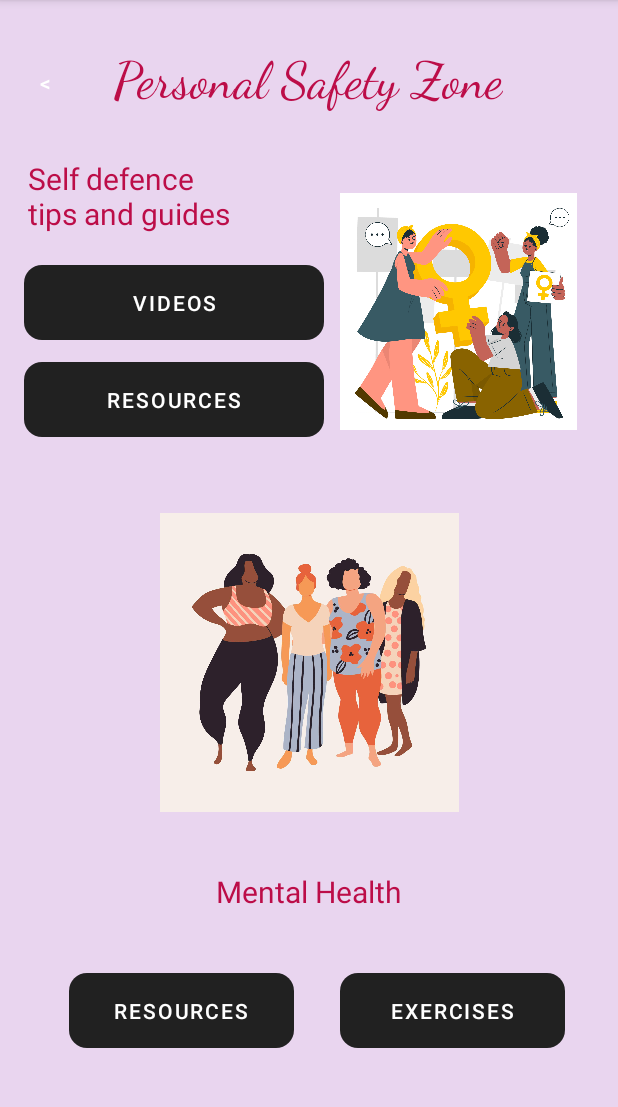
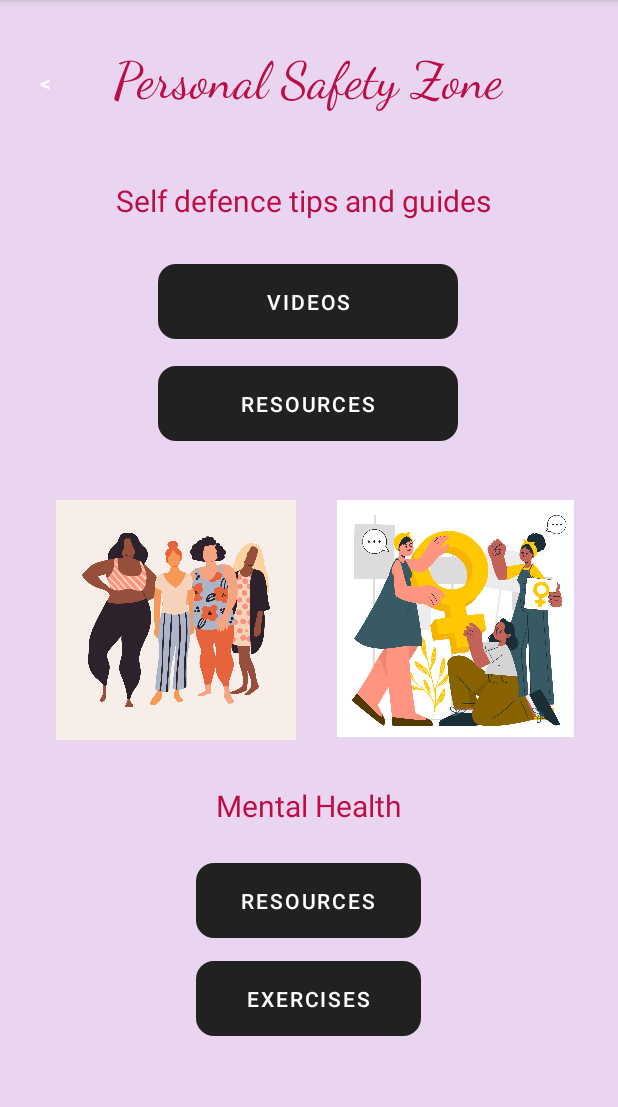
Before and after one commit to AshPremas/HERizon, an Android app built with Jetpack Compose: the Personalsafety screen opened directly, with no data from a screen before it, on a phone screen of 412 x 824 dp, the part 84-1191 px from its top. Run offline under Robolectric (Android 15) with nearby library versions, the phone set to English and light mode, and no system bars.

Commit message:
Update activity_personalsafety.xml
fix the personal zone layout

```diff
--- a/app/src/main/res/layout/activity_personalsafety.xml
+++ b/app/src/main/res/layout/activity_personalsafety.xml
@@ -25,17 +25,17 @@
 
     <TextView
         android:id="@+id/textView10"
-        android:layout_width="147dp"
-        android:layout_height="57dp"
+        android:layout_width="255dp"
+        android:layout_height="46dp"
         android:text="Self defence tips and guides"
         android:textColor="#BC0D48"
         android:textSize="20sp"
         app:layout_constraintBottom_toBottomOf="parent"
         app:layout_constraintEnd_toEndOf="parent"
-        app:layout_constraintHorizontal_bias="0.071"
+        app:layout_constraintHorizontal_bias="0.493"
         app:layout_constraintStart_toStartOf="parent"
         app:layout_constraintTop_toTopOf="parent"
-        app:layout_constraintVertical_bias="0.148" />
+        app:layout_constraintVertical_bias="0.166" />
 
     <Button
         android:id="@+id/button12"
@@ -46,10 +46,10 @@
         android:text="Videos"
         app:layout_constraintBottom_toBottomOf="parent"
         app:layout_constraintEnd_toEndOf="parent"
-        app:layout_constraintHorizontal_bias="0.075"
+        app:layout_constraintHorizontal_bias="0.497"
         app:layout_constraintStart_toStartOf="parent"
         app:layout_constraintTop_toTopOf="parent"
-        app:layout_constraintVertical_bias="0.246" />
+        app:layout_constraintVertical_bias="0.245" />
 
     <Button
         android:id="@+id/button13"
@@ -60,10 +60,10 @@
         android:text="Resources"
         app:layout_constraintBottom_toBottomOf="parent"
         app:layout_constraintEnd_toEndOf="parent"
-        app:layout_constraintHorizontal_bias="0.075"
+        app:layout_constraintHorizontal_bias="0.497"
         app:layout_constraintStart_toStartOf="parent"
         app:layout_constraintTop_toTopOf="parent"
-        app:layout_constraintVertical_bias="0.336" />
+        app:layout_constraintVertical_bias="0.34" />
 
     <ImageView
         android:id="@+id/imageView9"
@@ -71,10 +71,10 @@
         android:layout_height="158dp"
         app:layout_constraintBottom_toBottomOf="parent"
         app:layout_constraintEnd_toEndOf="parent"
-        app:layout_constraintHorizontal_bias="0.893"
+        app:layout_constraintHorizontal_bias="0.885"
         app:layout_constraintStart_toStartOf="parent"
         app:layout_constraintTop_toTopOf="parent"
-        app:layout_constraintVertical_bias="0.211"
+        app:layout_constraintVertical_bias="0.546"
         app:srcCompat="@drawable/_0" />
 
     <TextView
@@ -88,7 +88,7 @@
         app:layout_constraintEnd_toEndOf="parent"
         app:layout_constraintStart_toStartOf="parent"
         app:layout_constraintTop_toTopOf="parent"
-        app:layout_constraintVertical_bias="0.784" />
+        app:layout_constraintVertical_bias="0.707" />
 
     <Button
         android:id="@+id/button14"
@@ -99,10 +99,10 @@
         android:text="Resources"
         app:layout_constraintBottom_toBottomOf="parent"
         app:layout_constraintEnd_toEndOf="parent"
-        app:layout_constraintHorizontal_bias="0.176"
+        app:layout_constraintHorizontal_bias="0.498"
         app:layout_constraintStart_toStartOf="parent"
         app:layout_constraintTop_toTopOf="parent"
-        app:layout_constraintVertical_bias="0.903" />
+        app:layout_constraintVertical_bias="0.801" />
 
     <Button
         android:id="@+id/button15"
@@ -113,20 +113,21 @@
         android:text="Exercises"
         app:layout_constraintBottom_toBottomOf="parent"
         app:layout_constraintEnd_toEndOf="parent"
-        app:layout_constraintHorizontal_bias="0.865"
+        app:layout_constraintHorizontal_bias="0.498"
         app:layout_constraintStart_toStartOf="parent"
         app:layout_constraintTop_toTopOf="parent"
-        app:layout_constraintVertical_bias="0.903" />
+        app:layout_constraintVertical_bias="0.892" />
 
     <ImageView
         android:id="@+id/imageView11"
-        android:layout_width="205dp"
-        android:layout_height="199dp"
+        android:layout_width="160dp"
+        android:layout_height="160dp"
         app:layout_constraintBottom_toBottomOf="parent"
         app:layout_constraintEnd_toEndOf="parent"
+        app:layout_constraintHorizontal_bias="0.147"
         app:layout_constraintStart_toStartOf="parent"
         app:layout_constraintTop_toTopOf="parent"
-        app:layout_constraintVertical_bias="0.601"
+        app:layout_constraintVertical_bias="0.548"
         app:srcCompat="@drawable/exe" />
 
     <Button
```
